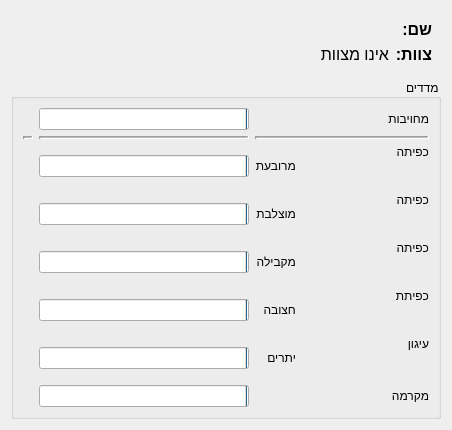
PillowTweezers/PurMyun, file gui/resources/participantdialog.ui: the form before one commit.
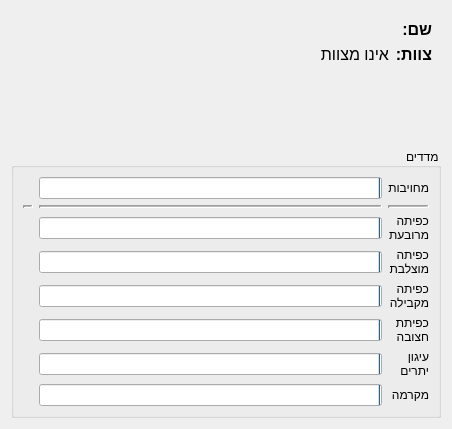
The form after the commit.

Commit message: Fixed UI spacing with hebrew.

What changed in the file:
```diff
--- a/gui/resources/participantdialog.ui
+++ b/gui/resources/participantdialog.ui
@@ -141,8 +141,7 @@
                             <widget class="QLabel" name="label_10">
                                 <property name="text">
                                     <string>עיגון
-                                        יתרים
-                                    </string>
+יתרים</string>
                                 </property>
                             </widget>
                         </item>
@@ -193,8 +192,7 @@
                             <widget class="QLabel" name="label_9">
                                 <property name="text">
                                     <string>כפיתת
-                                        חצובה
-                                    </string>
+חצובה</string>
                                 </property>
                             </widget>
                         </item>
@@ -228,8 +226,7 @@
                             <widget class="QLabel" name="label_8">
                                 <property name="text">
                                     <string>כפיתה
-                                        מקבילה
-                                    </string>
+מקבילה</string>
                                 </property>
                             </widget>
                         </item>
@@ -270,8 +267,7 @@
                             <widget class="QLabel" name="label_6">
                                 <property name="text">
                                     <string>כפיתה
-                                        מרובעת
-                                    </string>
+מרובעת</string>
                                 </property>
                             </widget>
                         </item>
@@ -279,8 +275,7 @@
                             <widget class="QLabel" name="label_7">
                                 <property name="text">
                                     <string>כפיתה
-                                        מוצלבת
-                                    </string>
+מוצלבת</string>
                                 </property>
                             </widget>
                         </item>
```
The commit also changes 4 other files.
